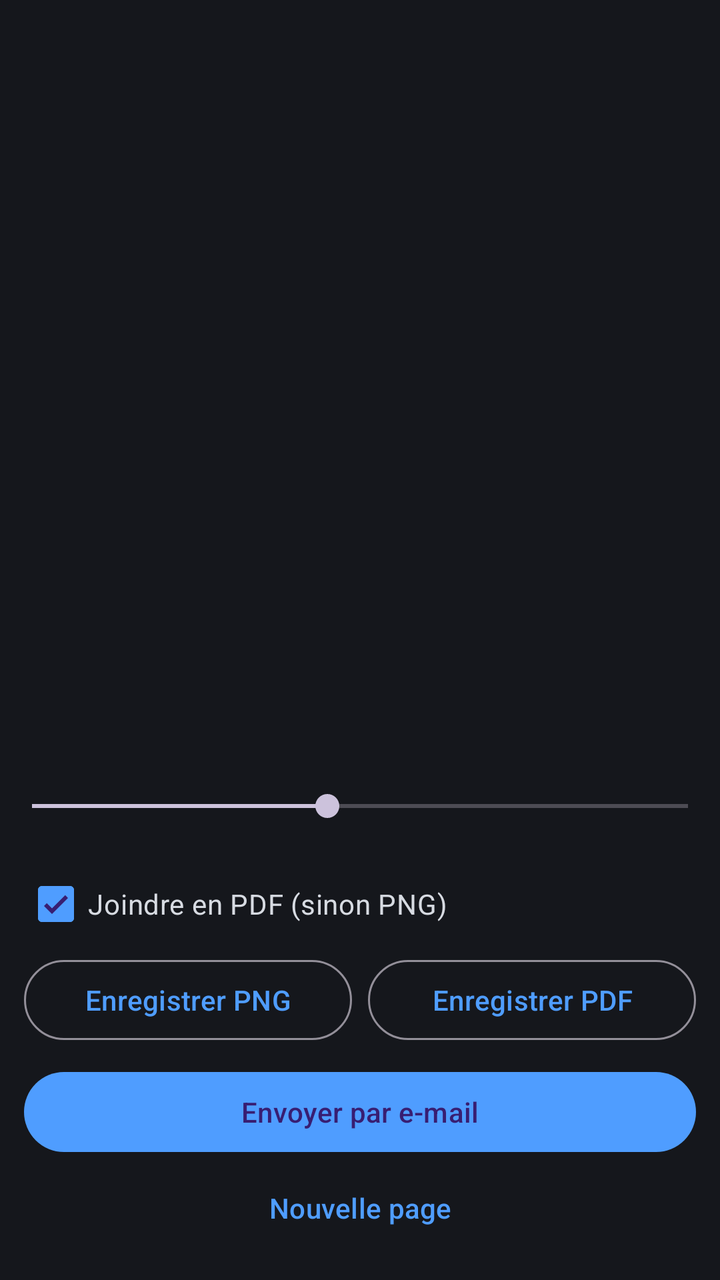
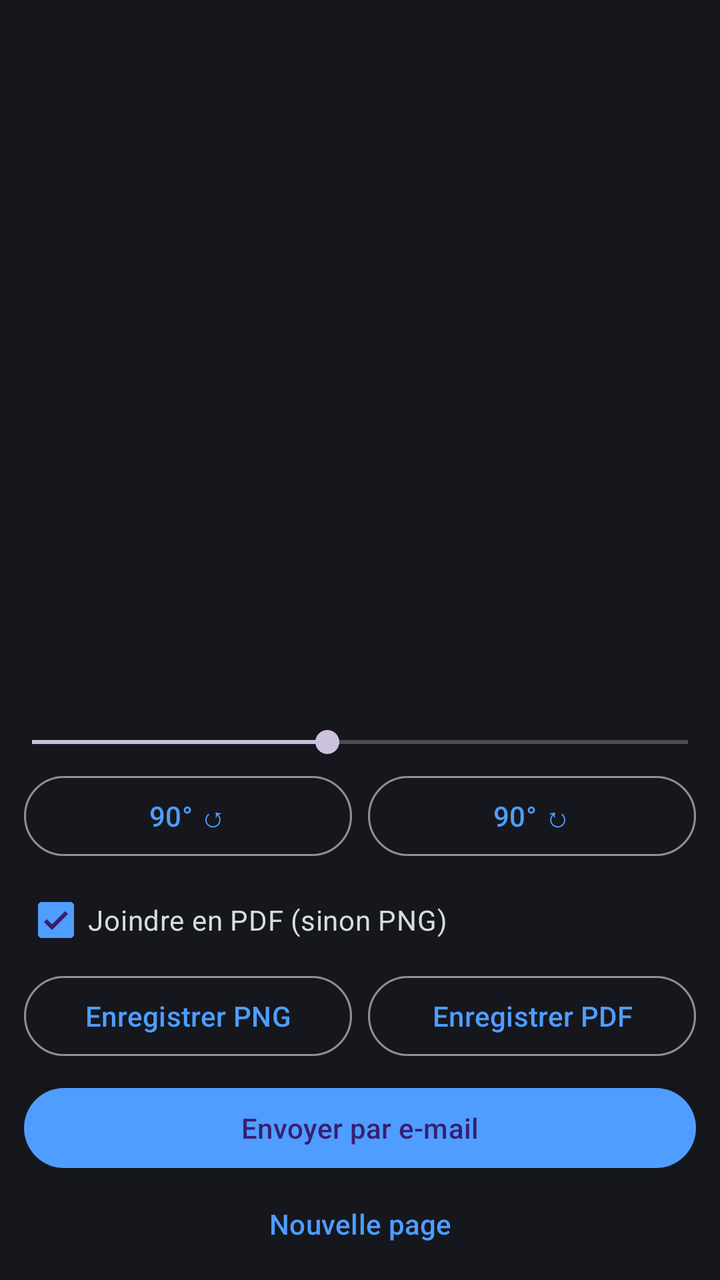

Screens rendered from an Android XML layout before and after an edit, with the pre-edit source and the edit as a unified diff.
<!-- AndroidManifest.xml: application theme Theme.PageDroit -->
<!-- res/layout/activity_result.xml -->
<?xml version="1.0" encoding="utf-8"?>
<LinearLayout xmlns:android="http://schemas.android.com/apk/res/android"
    android:layout_width="match_parent"
    android:layout_height="match_parent"
    android:background="@color/bg"
    android:orientation="vertical">

    <ImageView
        android:id="@+id/preview"
        android:layout_width="match_parent"
        android:layout_height="0dp"
        android:layout_weight="1"
        android:contentDescription="@string/app_name"
        android:padding="8dp"
        android:scaleType="fitCenter" />

    <TextView
        android:id="@+id/lblSharp"
        android:layout_width="match_parent"
        android:layout_height="wrap_content"
        android:paddingHorizontal="16dp"
        android:textColor="@color/muted" />

    <SeekBar
        android:id="@+id/seekSharp"
        android:layout_width="match_parent"
        android:layout_height="wrap_content"
        android:max="100"
        android:padding="16dp"
        android:progress="45" />

    <com.google.android.material.checkbox.MaterialCheckBox
        android:id="@+id/chkPdf"
        android:layout_width="match_parent"
        android:layout_height="wrap_content"
        android:layout_marginHorizontal="12dp"
        android:checked="true"
        android:text="@string/send_as_pdf"
        android:textColor="@color/text" />

    <LinearLayout
        android:layout_width="match_parent"
        android:layout_height="wrap_content"
        android:orientation="horizontal"
        android:paddingHorizontal="12dp">

        <com.google.android.material.button.MaterialButton
            android:id="@+id/btnPng"
            style="@style/Widget.Material3.Button.OutlinedButton"
            android:layout_width="0dp"
            android:layout_height="wrap_content"
            android:layout_weight="1"
            android:text="@string/save_png" />

        <com.google.android.material.button.MaterialButton
            android:id="@+id/btnPdf"
            style="@style/Widget.Material3.Button.OutlinedButton"
            android:layout_width="0dp"
            android:layout_height="wrap_content"
            android:layout_marginStart="8dp"
            android:layout_weight="1"
            android:text="@string/save_pdf" />
    </LinearLayout>

    <com.google.android.material.button.MaterialButton
        android:id="@+id/btnEmail"
        android:layout_width="match_parent"
        android:layout_height="wrap_content"
        android:layout_marginHorizontal="12dp"
        android:layout_marginTop="8dp"
        android:text="@string/send_email" />

    <com.google.android.material.button.MaterialButton
        android:id="@+id/btnAgain"
        style="@style/Widget.Material3.Button.TextButton"
        android:layout_width="match_parent"
        android:layout_height="wrap_content"
        android:layout_marginBottom="12dp"
        android:text="@string/again" />
</LinearLayout>
<!-- resources referenced by this layout -->
<resources>
  <color name="bg">#15171C</color>
  <color name="muted">#8B919E</color>
  <color name="text">#D7DBE2</color>
  <string name="again">Nouvelle page</string>
  <string name="app_name">PageDroit</string>
  <string name="save_pdf">Enregistrer PDF</string>
  <string name="save_png">Enregistrer PNG</string>
  <string name="send_as_pdf">Joindre en PDF (sinon PNG)</string>
  <string name="send_email">Envoyer par e-mail</string>
  <style name="Theme.PageDroit" parent="Theme.Material3.Dark.NoActionBar">
          <item name="colorPrimary">@color/accent</item>
          <item name="colorPrimaryContainer">@color/accent2</item>
          <item name="android:statusBarColor">@color/bg</item>
          <item name="android:navigationBarColor">@color/bg</item>
          <item name="android:windowBackground">@color/bg</item>
          <item name="android:textColor">@color/text</item>
      </style>
  <color name="accent">#4F9DFF</color>
  <color name="accent2">#2F6FD0</color>
</resources>

<!-- the commit's change to res/layout/activity_result.xml (unified diff, before → after) -->
@@ -26,8 +26,35 @@
         android:layout_width="match_parent"
         android:layout_height="wrap_content"
         android:max="100"
-        android:padding="16dp"
+        android:paddingHorizontal="16dp"
+        android:paddingTop="4dp"
+        android:paddingBottom="4dp"
         android:progress="45" />
+
+    <LinearLayout
+        android:layout_width="match_parent"
+        android:layout_height="wrap_content"
+        android:orientation="horizontal"
+        android:paddingHorizontal="12dp"
+        android:paddingBottom="4dp">
+
+        <com.google.android.material.button.MaterialButton
+            android:id="@+id/btnRotateCcw"
+            style="@style/Widget.Material3.Button.OutlinedButton"
+            android:layout_width="0dp"
+            android:layout_height="wrap_content"
+            android:layout_weight="1"
+            android:text="@string/rotate_ccw" />
+
+        <com.google.android.material.button.MaterialButton
+            android:id="@+id/btnRotateCw"
+            style="@style/Widget.Material3.Button.OutlinedButton"
+            android:layout_width="0dp"
+            android:layout_height="wrap_content"
+            android:layout_marginStart="8dp"
+            android:layout_weight="1"
+            android:text="@string/rotate_cw" />
+    </LinearLayout>
 
     <com.google.android.material.checkbox.MaterialCheckBox
         android:id="@+id/chkPdf"
@@ -75,6 +102,6 @@
         style="@style/Widget.Material3.Button.TextButton"
         android:layout_width="match_parent"
         android:layout_height="wrap_content"
-        android:layout_marginBottom="12dp"
+        android:layout_marginBottom="4dp"
         android:text="@string/again" />
 </LinearLayout>
<!-- resource entries referenced after the edit -->
@@ -5,6 +5,8 @@
   <color name="text">#D7DBE2</color>
   <string name="again">Nouvelle page</string>
   <string name="app_name">PageDroit</string>
+  <string name="rotate_ccw">90° ↺</string>
+  <string name="rotate_cw">90° ↻</string>
   <string name="save_pdf">Enregistrer PDF</string>
   <string name="save_png">Enregistrer PNG</string>
   <string name="send_as_pdf">Joindre en PDF (sinon PNG)</string>
